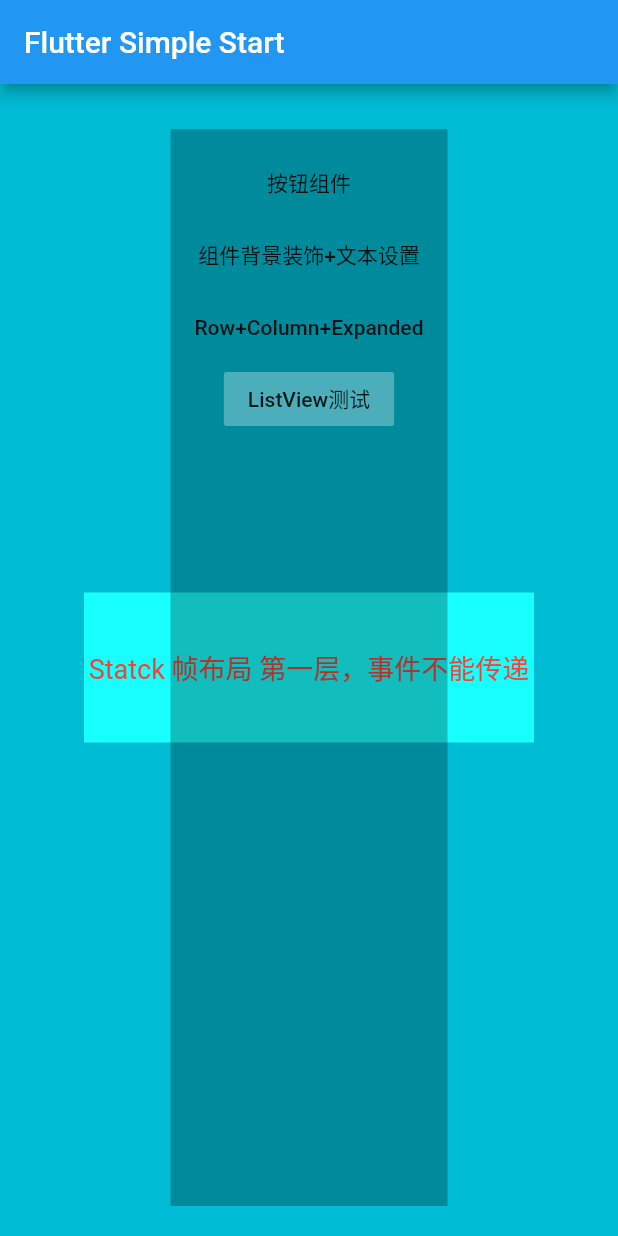
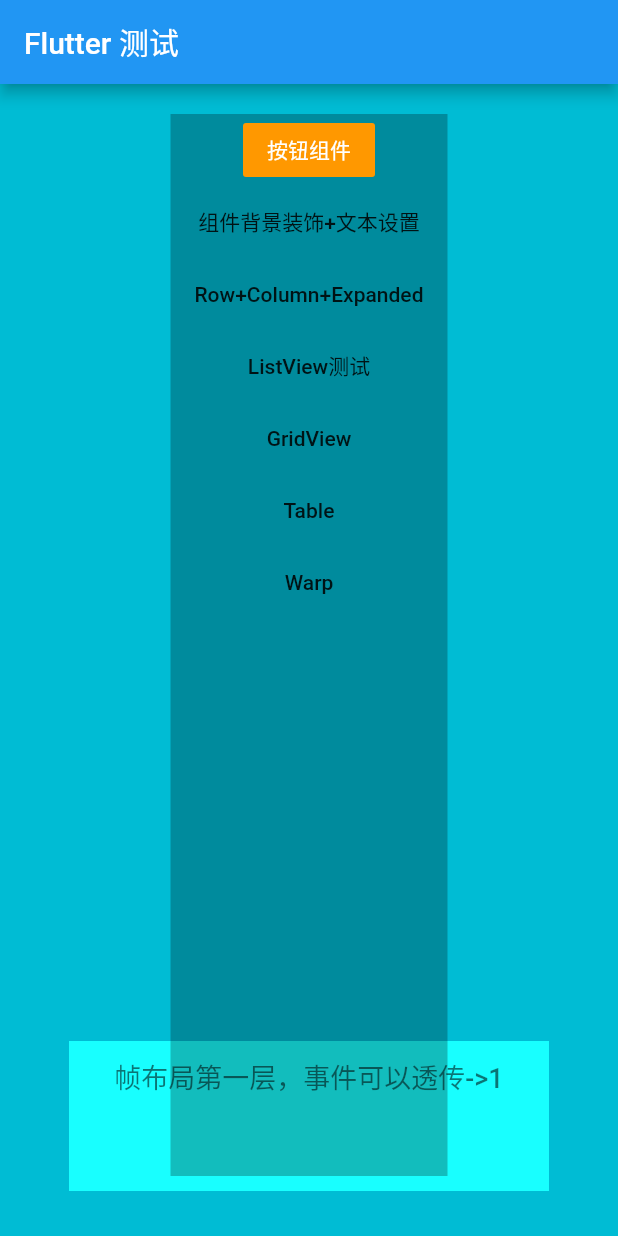
Before and after one commit to Sum-sdl/FlutterSimpleDemo, a Flutter app: the screen it shows after launch, on a phone screen of 412 x 824 dp. Run offline on Flutter 3.47's test engine with Material 2 defaults, Android fonts, the phone set to English and light mode, and no system bars.

Commit message:
add ui demo

```diff
--- a/flutter_simple/lib/Constant.dart
+++ b/flutter_simple/lib/Constant.dart
@@ -1,9 +1,12 @@
 class Page {
   static const String page_home_1 = "page_1";
   static const String page_home_listView = "page_2";
+  static const String page_home_GridView = "page_6";
   static const String page_home_widget = "page_3";
   static const String page_home_widget_bg = "page_4";
   static const String page_home_layout = "page_5";
+  static const String page_layout_table = "page_7";
+  static const String page_layout_warp = "page_8";
 }
 
 class Strings {
--- a/flutter_simple/lib/main.dart
+++ b/flutter_simple/lib/main.dart
@@ -1,4 +1,5 @@
 import 'package:FlutterSimple/Layout/LayoutDemoPage.dart';
+import 'package:FlutterSimple/Layout/TableLayoutPage.dart';
 import 'package:FlutterSimple/list/ListDemoPage.dart';
 import 'package:FlutterSimple/widget/WidgetDemoPage.dart';
 import 'package:flutter/material.dart';
@@ -12,17 +13,20 @@ class MyApp extends StatelessWidget {
   @override
   Widget build(BuildContext context) {
     return new MaterialApp(
-      title: 'Flutter Simple',
+      title: 'Flutter Widget Demo',
       theme: new ThemeData(
         primarySwatch: Colors.blue,
       ),
-      home: new StartPage(title: 'Flutter Simple Start'),
+      home: new StartPage(title: 'Flutter 测试'),
       routes: <String, WidgetBuilder>{
         Page.page_home_1: (BuildContext context) => new StartPage(),
         Page.page_home_listView: (BuildContext context) => new ListDemoPage(),
+        Page.page_home_GridView: (BuildContext context) => new GridDemoPage(),
         Page.page_home_widget: (BuildContext context) => new WidgetDemoPage(),
         Page.page_home_widget_bg: (BuildContext context) => new WidgetBgPage(),
         Page.page_home_layout: (BuildContext context) => new LayoutDemoPage(),
+        Page.page_layout_table: (BuildContext context) => new TableLayoutPage(),
+        Page.page_layout_warp: (BuildContext context) => new FlowWarpLayoutPage(),
       },
     );
   }
@@ -30,15 +34,22 @@ class MyApp extends StatelessWidget {
 
 class StartPage extends StatefulWidget {
   StartPage({Key key, this.title}) : super(key: key);
-
   final String title;
-
   @override
   State<StatefulWidget> createState() => new _HomePageList();
 }
 
 //_HomePageList 能够获取到StartPage里面的参数title
 class _HomePageList extends State<StartPage> {
+
+  int index = 0;
+
+  _addIndex() {
+    setState(() {
+      index++;
+    });
+  }
+
   @override
   Widget build(BuildContext context) {
     return new Scaffold(
@@ -51,21 +62,24 @@ class _HomePageList extends State<StartPage> {
         alignment: Alignment.center,
         color: Colors.cyan,
         child: Padding(
-          padding: const EdgeInsets.only(top: 30.0, bottom: 20.0),
+          padding: const EdgeInsets.only(top: 30.0, bottom: 30.0),
           child: new Stack(
-            alignment: Alignment.center,
+            alignment: Alignment.bottomCenter,
             children: <Widget>[
               new Container(
-                alignment: Alignment.center,
+                alignment: Alignment.topCenter,
                 color: Colors.cyanAccent,
                 height: 100.0,
-                width: 300.0,
-                child: new Text(
-                  "Statck 帧布局 第一层，事件不能传递",
-                  style: new TextStyle(color: Colors.red, fontSize: 18.0),
+                width: 320.0,
+                child:
+                new FlatButton(child: new Text(
+                  "帧布局第一层，事件可以透传->${index + 1}",
+                  style: new TextStyle(color: Colors.black54, fontSize: 18.0),
+                ), onPressed: () {
+                  _addIndex();
+                },),
               ),
-              ),
-              buildColumn(context)
+              buildColumn(context),
             ],
           ),
         ),
@@ -73,12 +87,14 @@ class _HomePageList extends State<StartPage> {
     );
   }
 
-  //按钮
+  /// Container 展示区域都拦截了事件
+  ///
+  //按钮列表
   Widget buildColumn(BuildContext context) {
-    return new Container(
+    return new Container( //拦截点击事件
       color: Colors.black26,
-      child: Padding(
-        padding: const EdgeInsets.only(top: 12.0),
+      padding: EdgeInsets.only(top: 0.0),
+      transform: Matrix4.translationValues(0.0, -10.0, 0.0),
       child: new Flex(
         //Flex 就是LinearLayout
         direction: Axis.vertical,
@@ -90,6 +106,8 @@ class _HomePageList extends State<StartPage> {
               onPressed: () {
                 Navigator.of(context).pushNamed(Page.page_home_widget);
               },
+              textColor: Colors.white,
+              color: Colors.orange,
               child: new Text("按钮组件")),
           new MaterialButton(
               onPressed: () {
@@ -105,11 +123,24 @@ class _HomePageList extends State<StartPage> {
               onPressed: () {
                 Navigator.of(context).pushNamed(Page.page_home_listView);
               },
-                color: Colors.white30,
-                splashColor: Colors.blue, // 波纹颜色
+              splashColor: Colors.blue,
               child: new Text("ListView测试")),
+          new FlatButton(
+              onPressed: () {
+                Navigator.of(context).pushNamed(Page.page_home_GridView);
+              },
+              child: new Text("GridView")),
+          new FlatButton(
+              onPressed: () {
+                Navigator.of(context).pushNamed(Page.page_layout_table);
+              },
+              child: new Text("Table")),
+          new FlatButton(
+              onPressed: () {
+                Navigator.of(context).pushNamed(Page.page_layout_warp);
+              },
+              child: new Text("Warp")),
         ],
-        ),
       ),
     );
   }
```
Also changed, not shown: flutter_simple/lib/Layout/LayoutDemoPage.dart (+12 -10 lines), flutter_simple/lib/Layout/TableLayoutPage.dart (added, +158 -0 lines), flutter_simple/lib/list/ListDemoPage.dart (+46 -0 lines), 2 other files. Lines whose indentation alone changed are shown as unchanged.
